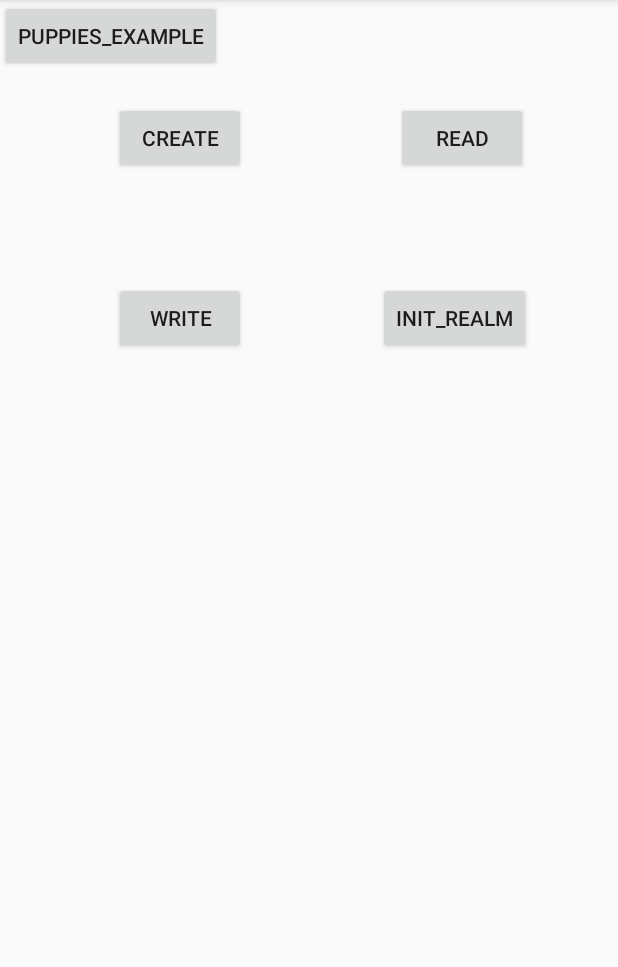
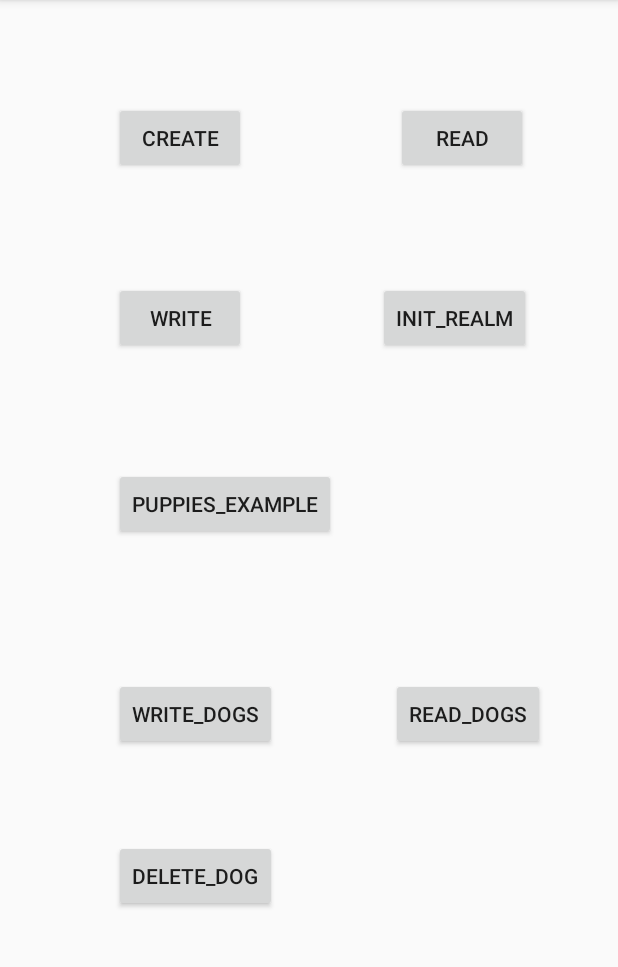
Before and after one commit to ediber/MyRealmTest, an Android app: the screen it shows after launch (MainActivity), on a phone screen of 412 x 824 dp, the part 84-1051 px from its top. Run offline under Robolectric (Android 15) with nearby library versions, the phone set to English and light mode, and no system bars; libraries missing offline, so code that uses them is left out: io.realm.

Commit message:
added deleting

```diff
--- a/app/src/main/res/layout/activity_main.xml
+++ b/app/src/main/res/layout/activity_main.xml
@@ -47,8 +47,36 @@
         android:id="@+id/puppies_example"
         android:layout_width="wrap_content"
         android:layout_height="wrap_content"
+        android:layout_marginTop="76dp"
         android:text="puppies_example"
-        tools:layout_editor_absoluteX="76dp"
-        tools:layout_editor_absoluteY="304dp" />
+        app:layout_constraintStart_toStartOf="@+id/write"
+        app:layout_constraintTop_toBottomOf="@+id/write" />
+
+    <Button
+        android:id="@+id/write_dogs"
+        android:layout_width="wrap_content"
+        android:layout_height="wrap_content"
+        android:layout_marginTop="92dp"
+        android:text="write_dogs"
+        app:layout_constraintStart_toStartOf="@+id/puppies_example"
+        app:layout_constraintTop_toBottomOf="@+id/puppies_example" />
+
+    <Button
+        android:id="@+id/read_dogs"
+        android:layout_width="wrap_content"
+        android:layout_height="wrap_content"
+        android:layout_marginStart="76dp"
+        android:text="read_dogs"
+        app:layout_constraintBottom_toBottomOf="@+id/write_dogs"
+        app:layout_constraintStart_toEndOf="@+id/write_dogs" />
+
+    <Button
+        android:id="@+id/delete_dog"
+        android:layout_width="wrap_content"
+        android:layout_height="wrap_content"
+        android:layout_marginTop="60dp"
+        android:text="delete_dog"
+        app:layout_constraintStart_toStartOf="@+id/write_dogs"
+        app:layout_constraintTop_toBottomOf="@+id/write_dogs" />
 
 </androidx.constraintlayout.widget.ConstraintLayout>
```
Also changed, not shown: app/src/main/java/com/e/myrealmtest/MainActivity.java (+45 -0 lines).
